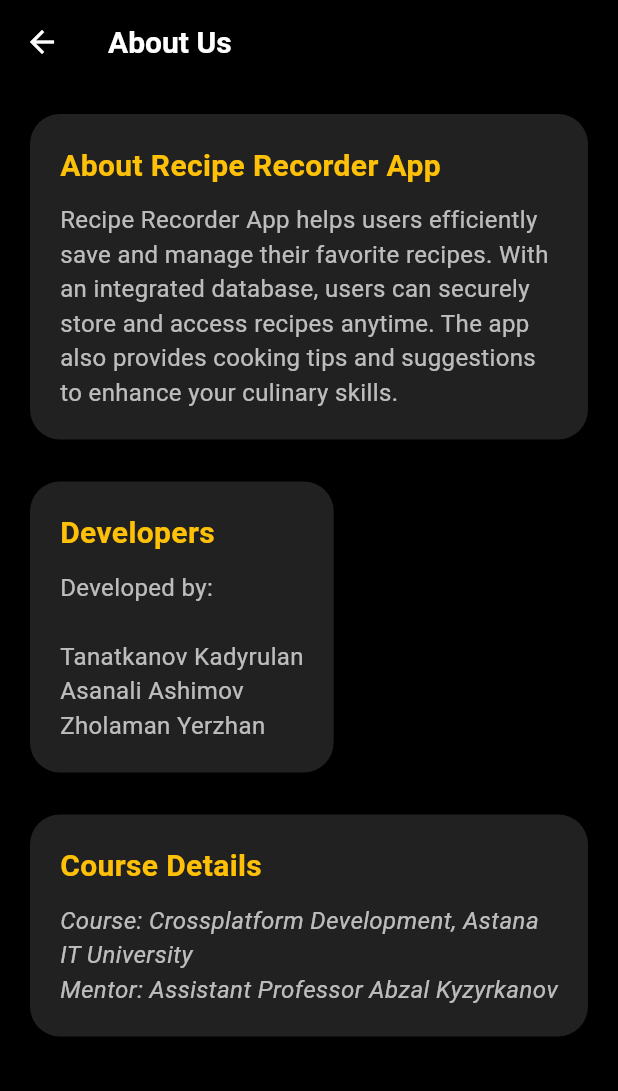
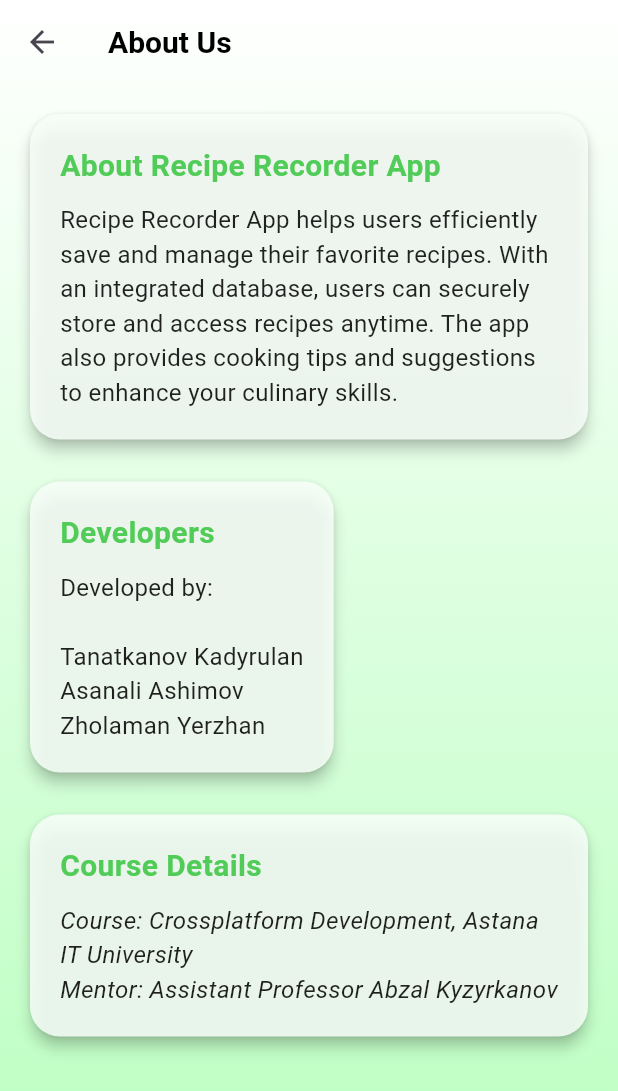
Before and after one commit to ElectroJK/recipe_recorder_app, a Flutter app: the screen it shows after launch, after a tap on the "info outline" icon, on a phone screen of 412 x 824 dp. Shown: the top 1091 px of the screen. Run offline on Flutter 3.47's test engine with Material 3 defaults, Android fonts, the phone set to English and light mode, and no system bars; our stand-ins replace flutter_slidable; generated files the repository leaves out were written again; network calls fail.

Commit message:
full design upgrade, change of themes, also all color schemes, bugs related to design removed

```diff
--- a/lib/aboutUs/aboutus.dart
+++ b/lib/aboutUs/aboutus.dart
@@ -1,24 +1,33 @@
 import 'package:flutter/material.dart';
 import 'package:flutter_gen/gen_l10n/app_localizations.dart';
+import 'package:recipe_recorder_app/design/theme.dart';
 
 class AboutPage extends StatelessWidget {
-  const AboutPage({super.key});
+  final ThemeMode currentTheme;
+
+  const AboutPage({super.key, required this.currentTheme});
 
   @override
   Widget build(BuildContext context) {
-    return Scaffold(
-      backgroundColor: Colors.black,
+    final isDarkMode = currentTheme == ThemeMode.dark;
+    final gradient = isDarkMode ? getDarkGradient() : getLightGradient();
+
+    return AnimatedContainer(
+      duration: const Duration(milliseconds: 300),
+      decoration: BoxDecoration(gradient: gradient),
+      child: Scaffold(
+        backgroundColor: Colors.transparent,
         appBar: AppBar(
           title: Text(
             AppLocalizations.of(context)!.aboutUsTitle,
-          style: const TextStyle(
-            color: Colors.white,
+            style: TextStyle(
+              color: Theme.of(context).textTheme.bodyLarge?.color,
               fontWeight: FontWeight.bold,
             ),
           ),
-        backgroundColor: Colors.black,
+          backgroundColor: Colors.transparent,
           elevation: 0,
-        iconTheme: const IconThemeData(color: Colors.white),
+          iconTheme: IconThemeData(color: Theme.of(context).iconTheme.color),
         ),
         body: Padding(
           padding: const EdgeInsets.all(16.0),
@@ -28,8 +37,7 @@ class AboutPage extends StatelessWidget {
               children: [
                 AboutCard(
                   title: AppLocalizations.of(context)!.aboutRecipeRecorderTitle,
-                content:
-                    AppLocalizations.of(context)!.aboutRecipeRecorderContent,
+                  content: AppLocalizations.of(context)!.aboutRecipeRecorderContent,
                 ),
                 const SizedBox(height: 20),
                 AboutCard(
@@ -43,6 +51,7 @@ class AboutPage extends StatelessWidget {
                   isItalic: true,
                 ),
               ],
+            ),
           ),
         ),
       ),
@@ -65,8 +74,9 @@ class AboutCard extends StatelessWidget {
   @override
   Widget build(BuildContext context) {
     return Card(
-      color: Colors.grey[900],
+      color: Theme.of(context).cardColor.withOpacity(0.85),
       shape: RoundedRectangleBorder(borderRadius: BorderRadius.circular(20)),
+      elevation: 4,
       child: Padding(
         padding: const EdgeInsets.all(20.0),
         child: Column(
@@ -74,10 +84,12 @@ class AboutCard extends StatelessWidget {
           children: [
             Text(
               title,
-              style: const TextStyle(
+              style: TextStyle(
                 fontSize: 20,
                 fontWeight: FontWeight.bold,
-                color: Colors.amber,
+                color: Theme.of(context).brightness == Brightness.dark
+                    ? Colors.lightGreenAccent
+                    : const Color.fromARGB(255, 82, 204, 88),
               ),
             ),
             const SizedBox(height: 10),
@@ -85,7 +97,7 @@ class AboutCard extends StatelessWidget {
               content,
               style: TextStyle(
                 fontSize: 16,
-                color: Colors.white70,
+                color: Theme.of(context).textTheme.bodyMedium?.color,
                 fontStyle: isItalic ? FontStyle.italic : FontStyle.normal,
               ),
             ),
--- a/lib/design/theme.dart
+++ b/lib/design/theme.dart
@@ -1,13 +1,23 @@
 import 'package:flutter/material.dart';
 
+// Light theme colors
+const _lightPrimary = Colors.white;
+const _lightSecondary = Color.fromARGB(255, 184, 255, 190); // Light green
+const _lightCard = Color(0xFFF5F5F5);
+
+// Dark theme colors
+const _darkPrimary = Colors.black;
+const _darkSecondary = Color(0xFF1B5E20); // Dark green
+const _darkCard = Color.fromARGB(255, 30, 30, 30);
+
 final ThemeData lightTheme = ThemeData(
-  scaffoldBackgroundColor: Colors.white,
+  scaffoldBackgroundColor: _lightPrimary,
   appBarTheme: const AppBarTheme(
-    backgroundColor: Colors.white,
+    backgroundColor: _lightPrimary,
     elevation: 0,
     iconTheme: IconThemeData(color: Colors.black),
     titleTextStyle: TextStyle(
-      color: Colors.grey,
+      color: Colors.black,
       fontSize: 20,
       fontWeight: FontWeight.bold,
     ),
@@ -16,30 +26,52 @@ final ThemeData lightTheme = ThemeData(
     bodyLarge: TextStyle(color: Colors.black),
     bodyMedium: TextStyle(color: Colors.black87),
   ),
-  cardColor: Color(0xFFF5F5F5),
+  cardColor: const Color.fromARGB(255, 248, 255, 249),
   elevatedButtonTheme: ElevatedButtonThemeData(
-    style: ElevatedButton.styleFrom(backgroundColor: Colors.blue),
+    style: ElevatedButton.styleFrom(
+      backgroundColor: Colors.green[700],
+      foregroundColor: Colors.white,
+    ),
   ),
 );
 
 final ThemeData darkTheme = ThemeData(
-  scaffoldBackgroundColor: Colors.black,
+  scaffoldBackgroundColor: _darkPrimary,
   appBarTheme: const AppBarTheme(
-    backgroundColor: Colors.black,
+    backgroundColor: _darkPrimary,
     elevation: 0,
     iconTheme: IconThemeData(color: Colors.white),
     titleTextStyle: TextStyle(
-      color: Colors.grey,
+      color: Colors.white,
       fontSize: 20,
       fontWeight: FontWeight.bold,
     ),
   ),
   textTheme: const TextTheme(
     bodyLarge: TextStyle(color: Colors.white),
-    bodyMedium: TextStyle(color: Colors.grey),
+    bodyMedium: TextStyle(color: Color.fromARGB(255, 255, 255, 255)),
   ),
-  cardColor: Color(0xFF1E1E1E),
+  cardColor: const Color.fromARGB(255, 138, 164, 147),
   elevatedButtonTheme: ElevatedButtonThemeData(
-    style: ElevatedButton.styleFrom(backgroundColor: Colors.red),
+    style: ElevatedButton.styleFrom(
+      backgroundColor: Colors.green[900],
+      foregroundColor: Colors.white,
+    ),
   ),
 );
+
+LinearGradient getLightGradient() {
+  return const LinearGradient(
+    begin: Alignment.topCenter,
+    end: Alignment.bottomCenter,
+    colors: [_lightPrimary, _lightSecondary],
+  );
+}
+
+LinearGradient getDarkGradient() {
+  return const LinearGradient(
+    begin: Alignment.topCenter,
+    end: Alignment.bottomCenter,
+    colors: [_darkPrimary, _darkSecondary],
+  );
+}
--- a/lib/homePage/home_page.dart
+++ b/lib/homePage/home_page.dart
@@ -3,15 +3,18 @@ import 'package:flutter_slidable/flutter_slidable.dart';
 import '../aboutUs/aboutus.dart';
 import 'package:recipe_recorder_app/l10n/app_localizations_ext.dart';
 import 'package:recipe_recorder_app/logics/logic.dart';
+import 'package:recipe_recorder_app/design/theme.dart';
 
 class HomePage extends StatefulWidget {
   final void Function(ThemeMode) onThemeChanged;
   final void Function(Locale) onLocaleChanged;
+  final ThemeMode currentTheme;
 
   const HomePage({
     super.key,
     required this.onThemeChanged,
     required this.onLocaleChanged,
+    required this.currentTheme,
   });
 
   @override
@@ -21,7 +24,7 @@ class HomePage extends StatefulWidget {
 class _HomePageState extends State<HomePage> {
   final GlobalKey<AnimatedListState> _listKey = GlobalKey<AnimatedListState>();
   late List<Map<String, String>> localRecipes;
-  Set<Map<String, String>> favoriteRecipes = {}; // теперь по объекту
+  Set<Map<String, String>> favoriteRecipes = {};
 
   @override
   void initState() {
@@ -31,9 +34,19 @@ class _HomePageState extends State<HomePage> {
 
   @override
   Widget build(BuildContext context) {
-    return Scaffold(
+    final isDarkMode = widget.currentTheme == ThemeMode.dark;
+    final gradient = isDarkMode ? getDarkGradient() : getLightGradient();
+
+    return AnimatedContainer(
+      duration: const Duration(milliseconds: 300),
+      decoration: BoxDecoration(gradient: gradient),
+      child: Scaffold(
+        backgroundColor: Colors.transparent,
         appBar: AppBar(
           title: Text(context.l10n.appTitle),
+          backgroundColor: Colors.transparent,
+          elevation: 0,
+          iconTheme: IconThemeData(color: Theme.of(context).iconTheme.color),
           actions: [
             IconButton(
               icon: const Icon(Icons.language),
@@ -48,7 +61,9 @@ class _HomePageState extends State<HomePage> {
               onPressed: () {
                 Navigator.push(
                   context,
-                MaterialPageRoute(builder: (context) => const AboutPage()),
+                  MaterialPageRoute(
+                    builder: (context) => AboutPage(currentTheme: widget.currentTheme),
+                  ),
                 );
               },
             ),
@@ -74,60 +89,14 @@ class _HomePageState extends State<HomePage> {
                           motion: const DrawerMotion(),
                           children: [
                             SlidableAction(
-                            onPressed: (_) {
-                              setState(() {
-                                if (favoriteRecipes.contains(recipe)) {
-                                  favoriteRecipes.remove(recipe);
-                                } else {
-                                  favoriteRecipes.add(recipe);
-                                }
-                              });
-                              ScaffoldMessenger.of(context).showSnackBar(
-                                SnackBar(
-                                  content: Text(
-                                    favoriteRecipes.contains(recipe)
-                                        ? 'Added to favorites'
-                                        : 'Removed from favorites',
-                                  ),
-                                ),
-                              );
-                            },
+                              onPressed: (_) => _toggleFavorite(recipe, context),
                               backgroundColor: Colors.orange,
                               foregroundColor: Colors.white,
                               icon: Icons.star,
                               label: 'Favorites',
                             ),
                             SlidableAction(
-                            onPressed: (_) async {
-                              final shouldDelete = await showDialog<bool>(
-                                context: context,
-                                builder:
-                                    (context) => AlertDialog(
-                                      title: const Text('Удалить рецепт?'),
-                                      content: const Text(
-                                        'Ты уверен, что хочешь удалить этот рецепт?',
-                                      ),
-                                      actions: [
-                                        TextButton(
-                                          onPressed:
-                                              () =>
-                                                  Navigator.pop(context, false),
-                                          child: const Text('Отмена'),
-                                        ),
-                                        TextButton(
-                                          onPressed:
-                                              () =>
-                                                  Navigator.pop(context, true),
-                                          child: const Text('Удалить'),
-                                        ),
-                                      ],
-                                    ),
-                              );
-
-                              if (shouldDelete == true) {
-                                _removeRecipe(recipe);
-                              }
-                            },
+                              onPressed: (_) => _confirmDelete(recipe, context),
                               backgroundColor: Colors.red,
                               foregroundColor: Colors.white,
                               icon: Icons.delete,
@@ -158,6 +127,7 @@ class _HomePageState extends State<HomePage> {
             ),
           ),
         ),
+      ),
     );
   }
 
@@ -171,23 +141,31 @@ class _HomePageState extends State<HomePage> {
       elevation: 4,
       shape: RoundedRectangleBorder(borderRadius: BorderRadius.circular(16)),
       clipBehavior: Clip.antiAlias,
-      color: Theme.of(context).cardColor,
+      color: Theme.of(context).cardColor.withOpacity(0.9),
       child: Column(
         crossAxisAlignment: CrossAxisAlignment.stretch,
         children: [
-          Image.network(
+          ClipRRect(
+            borderRadius: const BorderRadius.vertical(top: Radius.circular(16)),
+            child: Image.network(
               imageUrl,
               height: 180,
               fit: BoxFit.cover,
               loadingBuilder: (context, child, loadingProgress) {
                 if (loadingProgress == null) return child;
-              return const SizedBox(
+                return SizedBox(
                   height: 180,
-                child: Center(child: CircularProgressIndicator()),
+                  child: Center(
+                    child: CircularProgressIndicator(
+                      value: loadingProgress.expectedTotalBytes != null
+                          ? loadingProgress.cumulativeBytesLoaded /
+                              loadingProgress.expectedTotalBytes!
+                          : null,
+                    ),
+                  ),
                 );
               },
-            errorBuilder:
-                (context, error, stackTrace) => Container(
+              errorBuilder: (context, error, stackTrace) => Container(
                 height: 180,
                 color: Colors.grey[300],
                 alignment: Alignment.center,
@@ -195,6 +173,7 @@ class _HomePageState extends State<HomePage> {
                   Icons.broken_image,
                   size: 40,
                   color: Colors.grey,
+                ),
               ),
             ),
           ),
@@ -214,15 +193,56 @@ class _HomePageState extends State<HomePage> {
                 const SizedBox(height: 6),
                 Text(
                   description,
-                  style: Theme.of(
-                    context,
-                  ).textTheme.bodyMedium?.copyWith(fontSize: 15),
+                  style: Theme.of(context).textTheme.bodyMedium?.copyWith(fontSize: 15),
                   textAlign: TextAlign.center,
                 ),
               ],
             ),
           ),
         ],
+      ),
+    );
+  }
+
+  Future<void> _confirmDelete(Map<String, String> recipe, BuildContext context) async {
+    final shouldDelete = await showDialog<bool>(
+      context: context,
+      builder: (context) => AlertDialog(
+        title: const Text('Delete recipe?'),
+        content: const Text('Are you sure you want to delete this recipe?'),
+        actions: [
+          TextButton(
+            onPressed: () => Navigator.pop(context, false),
+            child: const Text('Cancel'),
+          ),
+          TextButton(
+            onPressed: () => Navigator.pop(context, true),
+            child: const Text('Delete'),
+          ),
+        ],
+      ),
+    );
+
+    if (shouldDelete == true) {
+      _removeRecipe(recipe);
+    }
+  }
+
+  void _toggleFavorite(Map<String, String> recipe, BuildContext context) {
+    setState(() {
+      if (favoriteRecipes.contains(recipe)) {
+        favoriteRecipes.remove(recipe);
+      } else {
+        favoriteRecipes.add(recipe);
+      }
+    });
+    ScaffoldMessenger.of(context).showSnackBar(
+      SnackBar(
+        content: Text(
+          favoriteRecipes.contains(recipe)
+              ? 'Added to favorites'
+              : 'Removed from favorites',
+        ),
       ),
     );
   }
@@ -243,8 +263,7 @@ class _HomePageState extends State<HomePage> {
 
     _listKey.currentState?.removeItem(
       index,
-      (context, animation) =>
-          SizeTransition(sizeFactor: animation, child: removedCard),
+      (context, animation) => SizeTransition(sizeFactor: animation, child: removedCard),
       duration: const Duration(milliseconds: 300),
     );
 
@@ -253,55 +272,65 @@ class _HomePageState extends State<HomePage> {
       favoriteRecipes.remove(recipeToRemove);
     });
 
-    ScaffoldMessenger.of(
-      context,
-    ).showSnackBar(const SnackBar(content: Text('Recipe deleted')));
+    ScaffoldMessenger.of(context).showSnackBar(
+      const SnackBar(content: Text('Recipe deleted')),
+    );
   }
 
   void _showLanguageBottomSheet(BuildContext context) {
+    final isDarkMode = widget.currentTheme == ThemeMode.dark;
+
     showModalBottomSheet(
       context: context,
+      backgroundColor: isDarkMode ? Colors.black : Colors.white,
       shape: const RoundedRectangleBorder(
         borderRadius: BorderRadius.vertical(top: Radius.circular(24)),
       ),
       builder: (context) {
-        return Padding(
+        return Container(
+          decoration: BoxDecoration(
+            color: isDarkMode ? Colors.black : Colors.white,
+            borderRadius: const BorderRadius.vertical(top: Radius.circular(24)),
+          ),
+          child: Padding(
             padding: const EdgeInsets.all(20),
             child: Column(
               mainAxisSize: MainAxisSize.min,
               children: [
                 Text(
                   context.l10n.language,
-                style: const TextStyle(
+                  style: TextStyle(
                     fontSize: 20,
                     fontWeight: FontWeight.bold,
+                    color: isDarkMode ? Colors.white : Colors.black,
                   ),
                 ),
                 const SizedBox(height: 16),
-              _languageTile(context, 'English', const Locale('en')),
-              _languageTile(context, 'Русский', const Locale('ru')),
-              _languageTile(context, 'Қазақша', const Locale('kk')),
+                _languageTile(context, 'English', const Locale('en'), isDarkMode),
+                _languageTile(context, 'Русский', const Locale('ru'), isDarkMode),
+                _languageTile(context, 'Қазақша', const Locale('kk'), isDarkMode),
               ],
+            ),
           ),
         );
       },
     );
   }
 
-  Widget _languageTile(BuildContext context, String name, Locale locale) {
-    final isSelected =
-        Localizations.localeOf(context).languageCode == locale.languageCode;
+  Widget _languageTile(BuildContext context, String name, Locale locale, bool isDarkMode) {
+    final isSelected = Localizations.localeOf(context).languageCode == locale.languageCode;
     return ListTile(
       title: Text(
         name,
         style: TextStyle(
           fontWeight: isSelected ? FontWeight.bold : FontWeight.normal,
+          color: isDarkMode ? Colors.white : Colors.black,
         ),
       ),
-      trailing:
-          isSelected
-              ? const Icon(Icons.check_circle, color: Colors.green)
+      trailing: isSelected
+          ? Icon(Icons.check_circle, color: isDarkMode ? Colors.green : Colors.green)
           : null,
+      tileColor: isDarkMode ? Colors.black : Colors.white,
       onTap: () {
         widget.onLocaleChanged(locale);
         Navigator.pop(context);
--- a/lib/main.dart
+++ b/lib/main.dart
@@ -23,13 +23,6 @@ class _RecipeRecorderAppState extends State<RecipeRecorderApp> {
     setState(() => _themeMode = mode);
   }
 
-  void _toggleTheme() {
-    setState(() {
-      _themeMode =
-          _themeMode == ThemeMode.light ? ThemeMode.dark : ThemeMode.light;
-    });
-  }
-
   void _changeLocale(Locale locale) {
     setState(() => _locale = locale);
   }
@@ -53,13 +46,17 @@ class _RecipeRecorderAppState extends State<RecipeRecorderApp> {
         GlobalWidgetsLocalizations.delegate,
         GlobalCupertinoLocalizations.delegate,
       ],
-      home: Builder(
+      home: Theme(
+        data: _themeMode == ThemeMode.dark ? darkTheme : lightTheme,
+        child: Builder(
           builder: (context) {
             return HomePage(
               onThemeChanged: _changeTheme,
               onLocaleChanged: _changeLocale,
+              currentTheme: _themeMode,
             );
           },
+        ),
       ),
     );
   }
```
Lines whose indentation alone changed are shown as unchanged.
